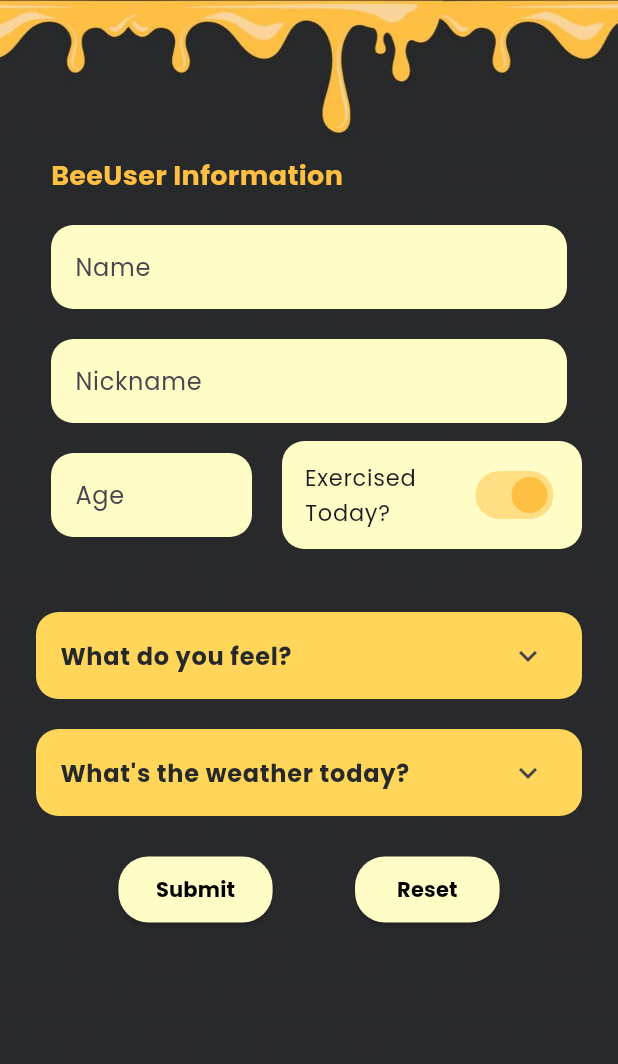
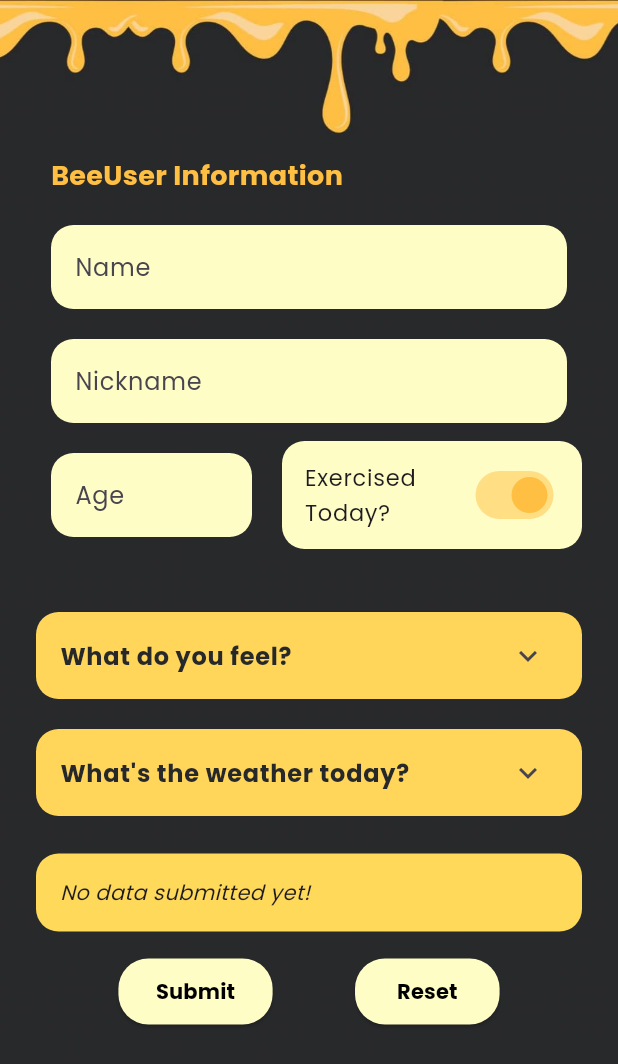
Before and after one commit to dosaniii/mood-tracker-app, a Flutter app: the screen it shows after launch, on a phone screen of 412 x 824 dp. Shown: the top 1064 px of the screen. Run offline on Flutter 3.47's test engine with Material 3 defaults, Android fonts, the phone set to English and light mode, and no system bars; accounts and stored records are empty.

Commit message:
Feat: Added a display box to show the information inputted by the user.

```diff
--- a/lib/form_sample.dart
+++ b/lib/form_sample.dart
@@ -537,13 +537,51 @@ class _FormSampleState extends State<FormSample> {
                     ),
                   ],
                 ),
-
-                // --SUBMIT AND RESET BUTTONS
               ],
             ),
 
             SizedBox(height: 15),
 
+            // alert box
+            // displays the input of the user
+            Container(
+              padding: const EdgeInsets.all(16.0),
+              margin: const EdgeInsets.only(bottom: 16.0),
+
+              decoration: BoxDecoration(
+                color: const Color(0xFFFFD95A),
+                borderRadius: BorderRadius.circular(15),
+              ),
+
+              child:
+                  _userValues == null
+                      ? const Text(
+                        "No data submitted yet!",
+                        style: TextStyle(fontStyle: FontStyle.italic),
+                      )
+                      : Column(
+                        crossAxisAlignment: CrossAxisAlignment.center,
+                        children: [
+                          Text("Name: ${_userValues!.name}"),
+                          if (_userValues!.nickname != null)
+                            Text("Nickname : ${_userValues!.nickname}"),
+
+                          Text("Age: ${_userValues!.age}"),
+
+                          Text(
+                            "Exercised Today? ${_submittedExercisedToday ? "Stay Fit!" : "Exercise Now!"}",
+                          ),
+
+                          Text(
+                            "Emotion: $_submittedEmotion ${_submittedEmotionIntensity.toStringAsFixed(1)} / 10.0",
+                          ),
+
+                          Text("Weather: $_submittedWeather"),
+                        ],
+                      ),
+            ),
+
+            // --SUBMIT AND RESET BUTTONS
             Row(
               mainAxisAlignment: MainAxisAlignment.spaceEvenly,
               children: [
```
